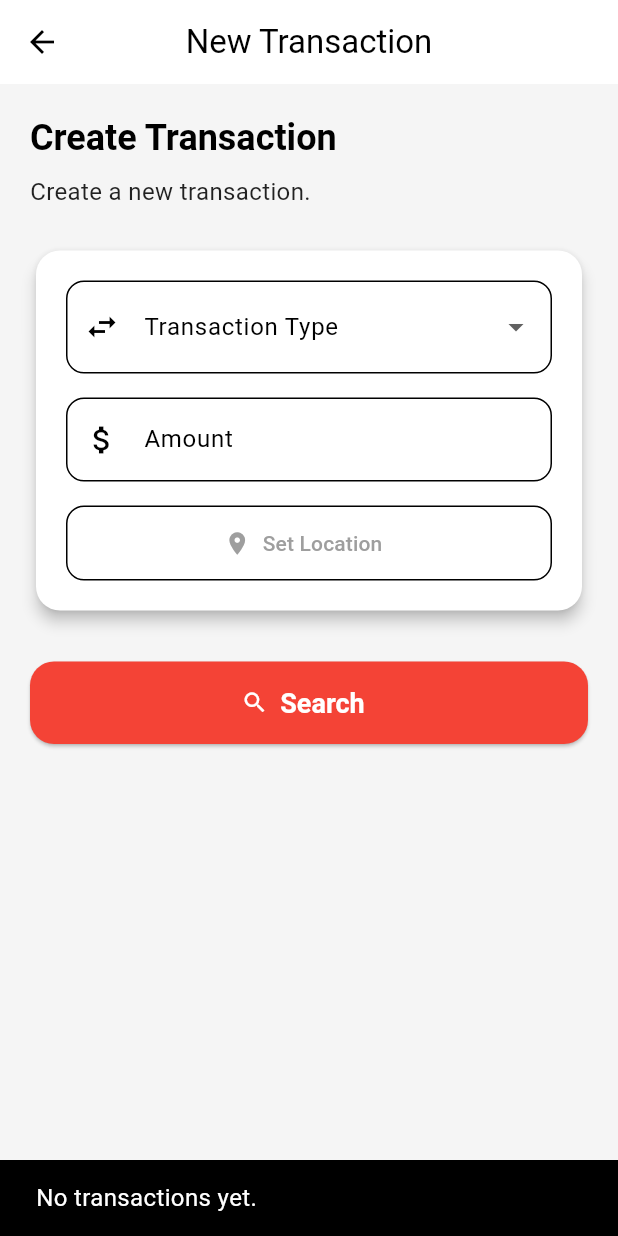
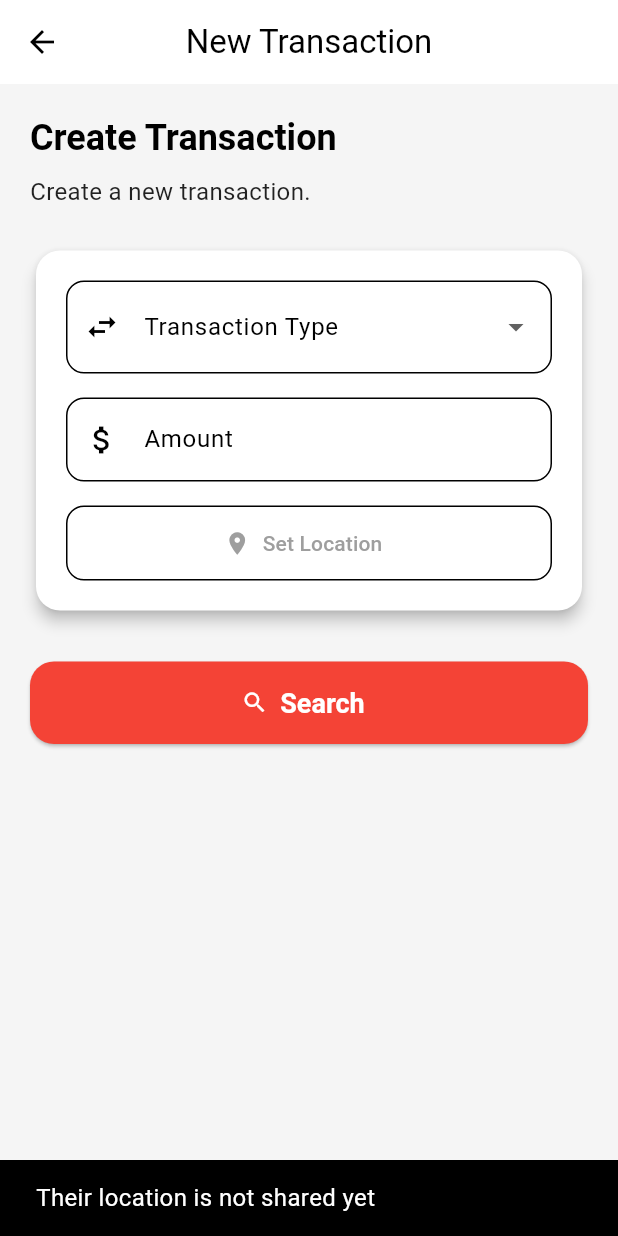
Before and after one commit to aboallam1/cach_link, a Flutter app: the TransactionScreen screen opened by its route, after a tap on "Search", on a phone screen of 412 x 824 dp. Run offline on Flutter 3.47's test engine with Material 3 defaults, Android fonts, the phone set to English and light mode, and no system bars; our stand-ins replace cloud_firestore, firebase_auth, firebase_core, image_picker, location; accounts and stored records are empty; Roboto replaces fonts that are missing (SansSerif).

Commit message:
enhance transaction screen: update snackbar message to indicate location not shared

```diff
--- a/lib/screens/transaction_screen.dart
+++ b/lib/screens/transaction_screen.dart
@@ -208,7 +208,7 @@ class _TransactionScreenState extends State<TransactionScreen> {
     final loc = AppLocalizations.of(context)!;
     if (_type == null || _amountController.text.isEmpty || _location == null) {
       ScaffoldMessenger.of(context).showSnackBar(
-        SnackBar(content: Text(loc.noTransactions)),
+        SnackBar(content: Text(loc.locationNotShared)),
       );
       return;
     }
```
